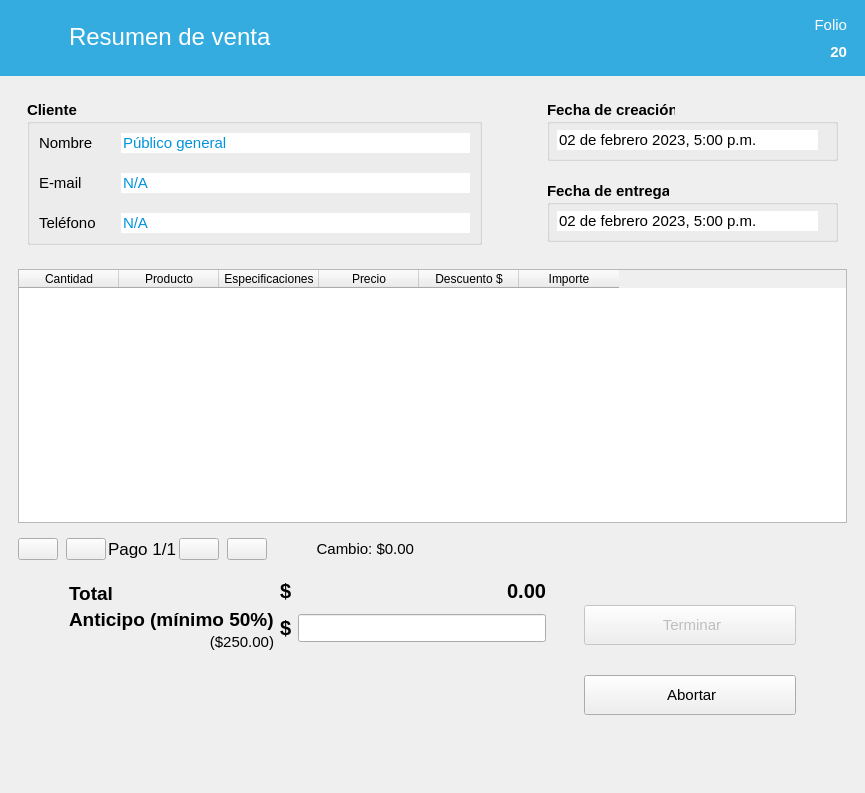
ivanperez-7/printpos, file designer/Ui_ConfirmarVenta.ui: the form before one commit.
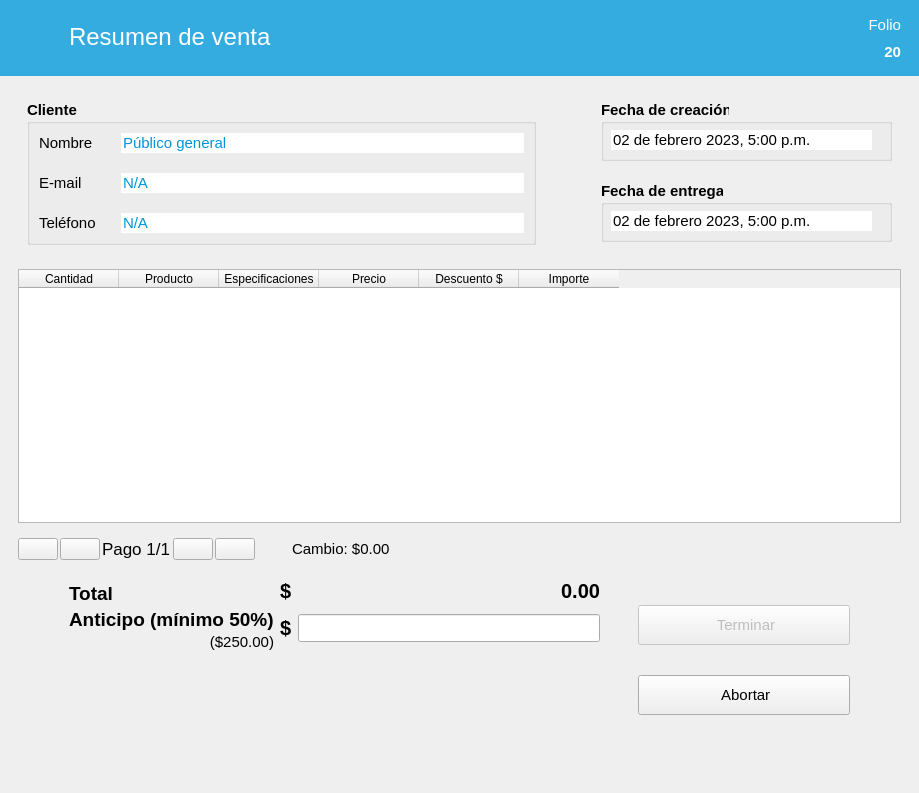
The form after the commit. Icons and pictures are not drawn. Custom widgets are drawn as their Qt base class.

```diff
--- a/designer/Ui_ConfirmarVenta.ui
+++ b/designer/Ui_ConfirmarVenta.ui
@@ -761,8 +761,20 @@
         </layout>
        </widget>
       </item>
-      <item row="0" column="0" alignment="Qt::AlignLeft">
+      <item row="0" column="0">
        <widget class="QFrame" name="frame_12">
+        <property name="sizePolicy">
+         <sizepolicy hsizetype="Expanding" vsizetype="Preferred">
+          <horstretch>0</horstretch>
+          <verstretch>0</verstretch>
+         </sizepolicy>
+        </property>
+        <property name="minimumSize">
+         <size>
+          <width>600</width>
+          <height>0</height>
+         </size>
+        </property>
         <layout class="QHBoxLayout" name="horizontalLayout_4">
          <property name="spacing">
           <number>2</number>
@@ -790,22 +802,6 @@
            </property>
           </widget>
          </item>
-         <item>
-          <spacer name="horizontalSpacer">
-           <property name="orientation">
-            <enum>Qt::Horizontal</enum>
-           </property>
-           <property name="sizeType">
-            <enum>QSizePolicy::Fixed</enum>
-           </property>
-           <property name="sizeHint" stdset="0">
-            <size>
-             <width>6</width>
-             <height>0</height>
-            </size>
-           </property>
-          </spacer>
-         </item>
          <item>
           <widget class="ClickableIcon" name="btAnterior">
            <property name="icon">
@@ -846,22 +842,6 @@
            </property>
           </widget>
          </item>
-         <item>
-          <spacer name="horizontalSpacer_2">
-           <property name="orientation">
-            <enum>Qt::Horizontal</enum>
-           </property>
-           <property name="sizeType">
-            <enum>QSizePolicy::Fixed</enum>
-           </property>
-           <property name="sizeHint" stdset="0">
-            <size>
-             <width>6</width>
-             <height>0</height>
-            </size>
-           </property>
-          </spacer>
-         </item>
          <item>
           <widget class="ClickableIcon" name="btAgregar">
            <property name="toolTip">
@@ -879,6 +859,22 @@
            </property>
           </widget>
          </item>
+         <item>
+          <spacer name="horizontalSpacer_3">
+           <property name="orientation">
+            <enum>Qt::Horizontal</enum>
+           </property>
+           <property name="sizeType">
+            <enum>QSizePolicy::Fixed</enum>
+           </property>
+           <property name="sizeHint" stdset="0">
+            <size>
+             <width>35</width>
+             <height>2</height>
+            </size>
+           </property>
+          </spacer>
+         </item>
          <item>
           <widget class="QLabel" name="lbCambio">
            <property name="minimumSize">
@@ -895,13 +891,16 @@
            <property name="text">
             <string>Cambio: $0.00</string>
            </property>
-           <property name="alignment">
-            <set>Qt::AlignRight|Qt::AlignTrailing|Qt::AlignVCenter</set>
-           </property>
           </widget>
          </item>
          <item>
           <widget class="QLabel" name="lbRestante">
+           <property name="sizePolicy">
+            <sizepolicy hsizetype="Expanding" vsizetype="Preferred">
+             <horstretch>0</horstretch>
+             <verstretch>0</verstretch>
+            </sizepolicy>
+           </property>
            <property name="minimumSize">
             <size>
              <width>130</width>
@@ -916,9 +915,6 @@
            <property name="text">
             <string/>
            </property>
-           <property name="alignment">
-            <set>Qt::AlignRight|Qt::AlignTrailing|Qt::AlignVCenter</set>
-           </property>
           </widget>
          </item>
         </layout>
```
